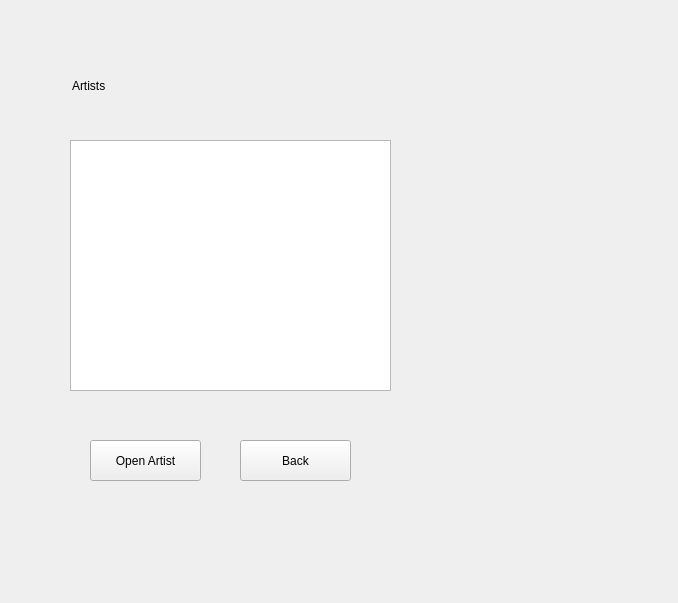
This is exploremusicwindow.ui in Fatemehasadi86/spotify1 as Qt 5 draws it before an edit. The edited form follows.
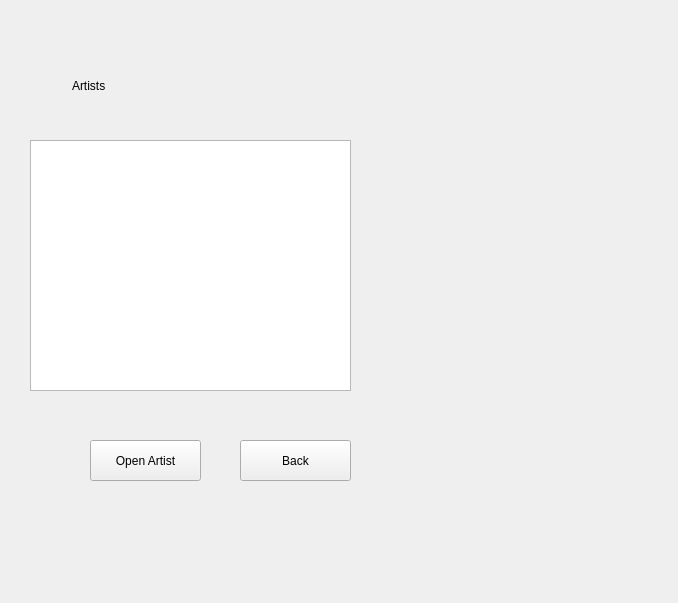
This is the edited form.

What changed in the file:
```diff
--- a/exploremusicwindow.ui
+++ b/exploremusicwindow.ui
@@ -29,7 +29,7 @@
   <widget class="QListWidget" name="listWidget">
    <property name="geometry">
     <rect>
-     <x>70</x>
+     <x>30</x>
      <y>140</y>
      <width>321</width>
      <height>251</height>
```
